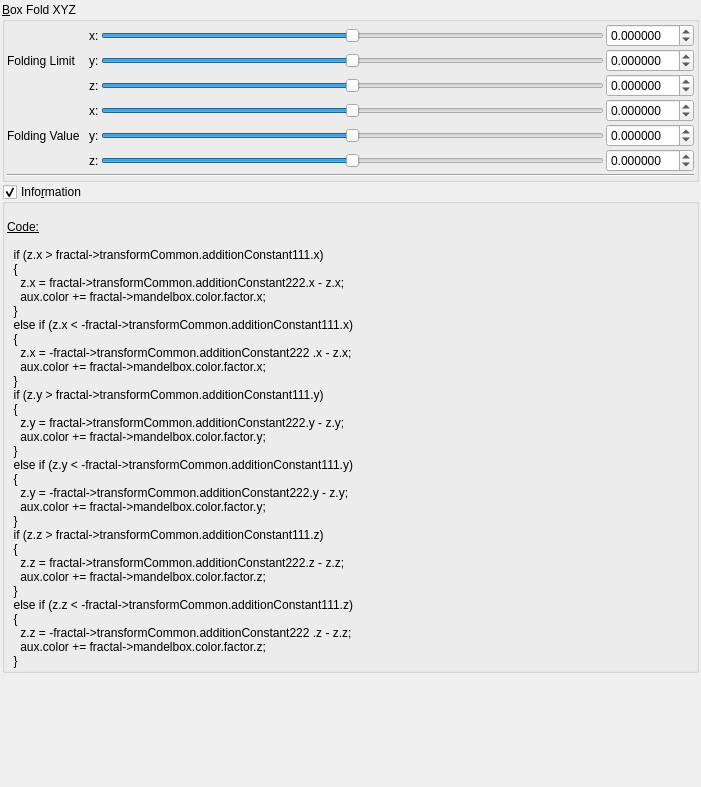
This is mandelbulber2/qt_data/fractal_transf_box_fold_XYZ.ui in buddhi1980/mandelbulber2 as Qt 5 draws it before an edit. The edited form follows.
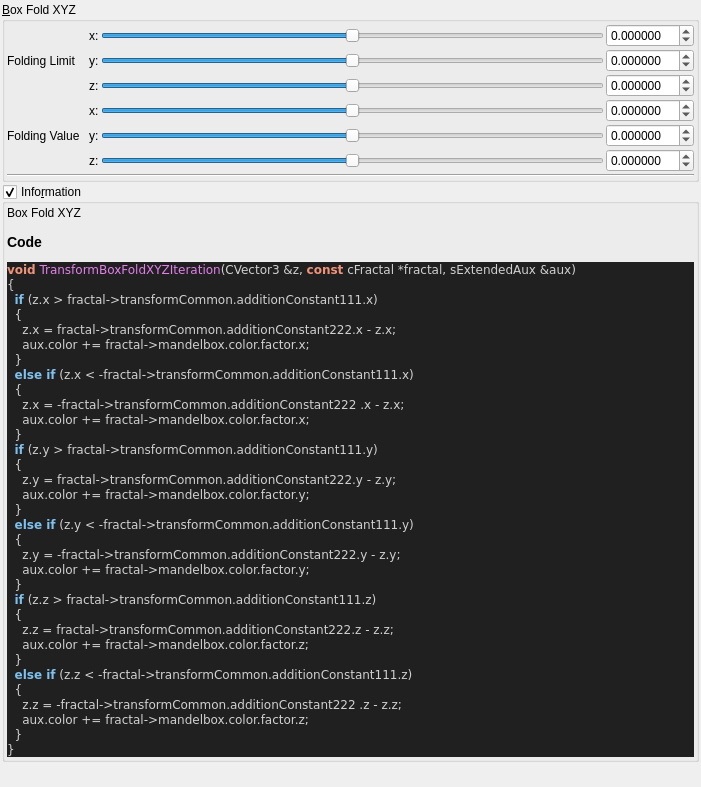
This is the edited form. Custom widgets are drawn as their Qt base class.

Commit message:
added all transforms information boxes
now all formulas can be parsed.

@buddhi do you got a reference for Xenodreambuie formula?

Diff of the .ui file:
```diff
--- a/mandelbulber2/qt_data/fractal_transf_box_fold_XYZ.ui
+++ b/mandelbulber2/qt_data/fractal_transf_box_fold_XYZ.ui
@@ -456,43 +456,54 @@
       <item>
        <widget class="QLabel" name="label_4">
         <property name="text">
-         <string>&lt;!DOCTYPE HTML PUBLIC &quot;-//W3C//DTD HTML 4.0//EN&quot; &quot;http://www.w3.org/TR/REC-html40/strict.dtd&quot;&gt;
-&lt;html&gt;&lt;head&gt;&lt;meta name=&quot;qrichtext&quot; content=&quot;1&quot; /&gt;&lt;style type=&quot;text/css&quot;&gt;
-p, li { white-space: pre-wrap; }
-&lt;/style&gt;&lt;/head&gt;&lt;body&gt;
-&lt;p style=&quot;-qt-paragraph-type:empty; margin-top:0px; margin-bottom:0px; margin-left:0px; margin-right:0px; -qt-block-indent:0; text-indent:0px;&quot;&gt;&lt;br /&gt;&lt;/p&gt;
-&lt;p style=&quot; margin-top:0px; margin-bottom:0px; margin-left:0px; margin-right:0px; -qt-block-indent:0; text-indent:0px;&quot;&gt;&lt;span style=&quot; text-decoration: underline;&quot;&gt;Code:&lt;/span&gt;&lt;/p&gt;
-&lt;p style=&quot;-qt-paragraph-type:empty; margin-top:0px; margin-bottom:0px; margin-left:0px; margin-right:0px; -qt-block-indent:0; text-indent:0px; text-decoration: underline;&quot;&gt;&lt;br /&gt;&lt;/p&gt;
-&lt;p style=&quot; margin-top:0px; margin-bottom:0px; margin-left:0px; margin-right:0px; -qt-block-indent:0; text-indent:0px;&quot;&gt;  if (z.x &amp;gt; fractal-&amp;gt;transformCommon.additionConstant111.x)&lt;/p&gt;
-&lt;p style=&quot; margin-top:0px; margin-bottom:0px; margin-left:0px; margin-right:0px; -qt-block-indent:0; text-indent:0px;&quot;&gt;  {&lt;/p&gt;
-&lt;p style=&quot; margin-top:0px; margin-bottom:0px; margin-left:0px; margin-right:0px; -qt-block-indent:0; text-indent:0px;&quot;&gt;    z.x = fractal-&amp;gt;transformCommon.additionConstant222.x - z.x;&lt;/p&gt;
-&lt;p style=&quot; margin-top:0px; margin-bottom:0px; margin-left:0px; margin-right:0px; -qt-block-indent:0; text-indent:0px;&quot;&gt;    aux.color += fractal-&amp;gt;mandelbox.color.factor.x;&lt;/p&gt;
-&lt;p style=&quot; margin-top:0px; margin-bottom:0px; margin-left:0px; margin-right:0px; -qt-block-indent:0; text-indent:0px;&quot;&gt;  }&lt;/p&gt;
-&lt;p style=&quot; margin-top:0px; margin-bottom:0px; margin-left:0px; margin-right:0px; -qt-block-indent:0; text-indent:0px;&quot;&gt;  else if (z.x &amp;lt; -fractal-&amp;gt;transformCommon.additionConstant111.x)&lt;/p&gt;
-&lt;p style=&quot; margin-top:0px; margin-bottom:0px; margin-left:0px; margin-right:0px; -qt-block-indent:0; text-indent:0px;&quot;&gt;  {&lt;/p&gt;
-&lt;p style=&quot; margin-top:0px; margin-bottom:0px; margin-left:0px; margin-right:0px; -qt-block-indent:0; text-indent:0px;&quot;&gt;    z.x = -fractal-&amp;gt;transformCommon.additionConstant222 .x - z.x;&lt;/p&gt;
-&lt;p style=&quot; margin-top:0px; margin-bottom:0px; margin-left:0px; margin-right:0px; -qt-block-indent:0; text-indent:0px;&quot;&gt;    aux.color += fractal-&amp;gt;mandelbox.color.factor.x;&lt;/p&gt;
-&lt;p style=&quot; margin-top:0px; margin-bottom:0px; margin-left:0px; margin-right:0px; -qt-block-indent:0; text-indent:0px;&quot;&gt;  }&lt;/p&gt;
-&lt;p style=&quot; margin-top:0px; margin-bottom:0px; margin-left:0px; margin-right:0px; -qt-block-indent:0; text-indent:0px;&quot;&gt;  if (z.y &amp;gt; fractal-&amp;gt;transformCommon.additionConstant111.y)&lt;/p&gt;
-&lt;p style=&quot; margin-top:0px; margin-bottom:0px; margin-left:0px; margin-right:0px; -qt-block-indent:0; text-indent:0px;&quot;&gt;  {&lt;/p&gt;
-&lt;p style=&quot; margin-top:0px; margin-bottom:0px; margin-left:0px; margin-right:0px; -qt-block-indent:0; text-indent:0px;&quot;&gt;    z.y = fractal-&amp;gt;transformCommon.additionConstant222.y - z.y;&lt;/p&gt;
-&lt;p style=&quot; margin-top:0px; margin-bottom:0px; margin-left:0px; margin-right:0px; -qt-block-indent:0; text-indent:0px;&quot;&gt;    aux.color += fractal-&amp;gt;mandelbox.color.factor.y;&lt;/p&gt;
-&lt;p style=&quot; margin-top:0px; margin-bottom:0px; margin-left:0px; margin-right:0px; -qt-block-indent:0; text-indent:0px;&quot;&gt;  }&lt;/p&gt;
-&lt;p style=&quot; margin-top:0px; margin-bottom:0px; margin-left:0px; margin-right:0px; -qt-block-indent:0; text-indent:0px;&quot;&gt;  else if (z.y &amp;lt; -fractal-&amp;gt;transformCommon.additionConstant111.y)&lt;/p&gt;
-&lt;p style=&quot; margin-top:0px; margin-bottom:0px; margin-left:0px; margin-right:0px; -qt-block-indent:0; text-indent:0px;&quot;&gt;  {&lt;/p&gt;
-&lt;p style=&quot; margin-top:0px; margin-bottom:0px; margin-left:0px; margin-right:0px; -qt-block-indent:0; text-indent:0px;&quot;&gt;    z.y = -fractal-&amp;gt;transformCommon.additionConstant222.y - z.y;&lt;/p&gt;
-&lt;p style=&quot; margin-top:0px; margin-bottom:0px; margin-left:0px; margin-right:0px; -qt-block-indent:0; text-indent:0px;&quot;&gt;    aux.color += fractal-&amp;gt;mandelbox.color.factor.y;&lt;/p&gt;
-&lt;p style=&quot; margin-top:0px; margin-bottom:0px; margin-left:0px; margin-right:0px; -qt-block-indent:0; text-indent:0px;&quot;&gt;  }&lt;/p&gt;
-&lt;p style=&quot; margin-top:0px; margin-bottom:0px; margin-left:0px; margin-right:0px; -qt-block-indent:0; text-indent:0px;&quot;&gt;  if (z.z &amp;gt; fractal-&amp;gt;transformCommon.additionConstant111.z)&lt;/p&gt;
-&lt;p style=&quot; margin-top:0px; margin-bottom:0px; margin-left:0px; margin-right:0px; -qt-block-indent:0; text-indent:0px;&quot;&gt;  {&lt;/p&gt;
-&lt;p style=&quot; margin-top:0px; margin-bottom:0px; margin-left:0px; margin-right:0px; -qt-block-indent:0; text-indent:0px;&quot;&gt;    z.z = fractal-&amp;gt;transformCommon.additionConstant222.z - z.z;&lt;/p&gt;
-&lt;p style=&quot; margin-top:0px; margin-bottom:0px; margin-left:0px; margin-right:0px; -qt-block-indent:0; text-indent:0px;&quot;&gt;    aux.color += fractal-&amp;gt;mandelbox.color.factor.z;&lt;/p&gt;
-&lt;p style=&quot; margin-top:0px; margin-bottom:0px; margin-left:0px; margin-right:0px; -qt-block-indent:0; text-indent:0px;&quot;&gt;  }&lt;/p&gt;
-&lt;p style=&quot; margin-top:0px; margin-bottom:0px; margin-left:0px; margin-right:0px; -qt-block-indent:0; text-indent:0px;&quot;&gt;  else if (z.z &amp;lt; -fractal-&amp;gt;transformCommon.additionConstant111.z)&lt;/p&gt;
-&lt;p style=&quot; margin-top:0px; margin-bottom:0px; margin-left:0px; margin-right:0px; -qt-block-indent:0; text-indent:0px;&quot;&gt;  {&lt;/p&gt;
-&lt;p style=&quot; margin-top:0px; margin-bottom:0px; margin-left:0px; margin-right:0px; -qt-block-indent:0; text-indent:0px;&quot;&gt;    z.z = -fractal-&amp;gt;transformCommon.additionConstant222 .z - z.z;&lt;/p&gt;
-&lt;p style=&quot; margin-top:0px; margin-bottom:0px; margin-left:0px; margin-right:0px; -qt-block-indent:0; text-indent:0px;&quot;&gt;    aux.color += fractal-&amp;gt;mandelbox.color.factor.z;&lt;/p&gt;
-&lt;p style=&quot; margin-top:0px; margin-bottom:0px; margin-left:0px; margin-right:0px; -qt-block-indent:0; text-indent:0px;&quot;&gt;  }&lt;/p&gt;&lt;/body&gt;&lt;/html&gt;</string>
+         <string>&lt;p&gt;Box Fold XYZ&lt;/p&gt;&lt;table&gt;
+&lt;/table&gt;
+&lt;h3&gt;Code&lt;/h3&gt;
+&lt;!DOCTYPE HTML PUBLIC &quot;-//W3C//DTD HTML 4.0 Transitional//EN&quot;&gt;
+&lt;html&gt;
+&lt;head&gt;
+&lt;meta http-equiv=&quot;content-type&quot; content=&quot;text/html; charset=ISO-8859-1&quot;&gt;
+&lt;title&gt;Source file&lt;/title&gt;
+&lt;/head&gt;
+&lt;body style=&quot;background-color:#202020&quot;&gt;
+&lt;pre style=&quot;color:#d0d0d0; background-color:#202020;  font-family:'Courier New';&quot;&gt;&lt;span style=&quot;color:#f09479; font-weight:bold&quot;&gt;void&lt;/span&gt; &lt;span style=&quot;color:#e47eed&quot;&gt;TransformBoxFoldXYZIteration&lt;/span&gt;&lt;span style=&quot;color:#d0d0d0&quot;&gt;(&lt;/span&gt;CVector3 &lt;span style=&quot;color:#d0d0d0&quot;&gt;&amp;amp;&lt;/span&gt;z&lt;span style=&quot;color:#d0d0d0&quot;&gt;,&lt;/span&gt; &lt;span style=&quot;color:#f09479; font-weight:bold&quot;&gt;const&lt;/span&gt; cFractal &lt;span style=&quot;color:#d0d0d0&quot;&gt;*&lt;/span&gt;fractal&lt;span style=&quot;color:#d0d0d0&quot;&gt;,&lt;/span&gt; sExtendedAux &lt;span style=&quot;color:#d0d0d0&quot;&gt;&amp;amp;&lt;/span&gt;aux&lt;span style=&quot;color:#d0d0d0&quot;&gt;)&lt;/span&gt;
+&lt;span style=&quot;color:#d0d0d0&quot;&gt;{&lt;/span&gt;
+  &lt;span style=&quot;color:#7ec0ee; font-weight:bold&quot;&gt;if&lt;/span&gt; &lt;span style=&quot;color:#d0d0d0&quot;&gt;(&lt;/span&gt;z&lt;span style=&quot;color:#d0d0d0&quot;&gt;.&lt;/span&gt;x &lt;span style=&quot;color:#d0d0d0&quot;&gt;&amp;gt;&lt;/span&gt; fractal&lt;span style=&quot;color:#d0d0d0&quot;&gt;-&amp;gt;&lt;/span&gt;transformCommon&lt;span style=&quot;color:#d0d0d0&quot;&gt;.&lt;/span&gt;additionConstant111&lt;span style=&quot;color:#d0d0d0&quot;&gt;.&lt;/span&gt;x&lt;span style=&quot;color:#d0d0d0&quot;&gt;)&lt;/span&gt;
+  &lt;span style=&quot;color:#d0d0d0&quot;&gt;{&lt;/span&gt;
+    z&lt;span style=&quot;color:#d0d0d0&quot;&gt;.&lt;/span&gt;x &lt;span style=&quot;color:#d0d0d0&quot;&gt;=&lt;/span&gt; fractal&lt;span style=&quot;color:#d0d0d0&quot;&gt;-&amp;gt;&lt;/span&gt;transformCommon&lt;span style=&quot;color:#d0d0d0&quot;&gt;.&lt;/span&gt;additionConstant222&lt;span style=&quot;color:#d0d0d0&quot;&gt;.&lt;/span&gt;x &lt;span style=&quot;color:#d0d0d0&quot;&gt;-&lt;/span&gt; z&lt;span style=&quot;color:#d0d0d0&quot;&gt;.&lt;/span&gt;x&lt;span style=&quot;color:#d0d0d0&quot;&gt;;&lt;/span&gt;
+    aux&lt;span style=&quot;color:#d0d0d0&quot;&gt;.&lt;/span&gt;color &lt;span style=&quot;color:#d0d0d0&quot;&gt;+=&lt;/span&gt; fractal&lt;span style=&quot;color:#d0d0d0&quot;&gt;-&amp;gt;&lt;/span&gt;mandelbox&lt;span style=&quot;color:#d0d0d0&quot;&gt;.&lt;/span&gt;color&lt;span style=&quot;color:#d0d0d0&quot;&gt;.&lt;/span&gt;factor&lt;span style=&quot;color:#d0d0d0&quot;&gt;.&lt;/span&gt;x&lt;span style=&quot;color:#d0d0d0&quot;&gt;;&lt;/span&gt;
+  &lt;span style=&quot;color:#d0d0d0&quot;&gt;}&lt;/span&gt;
+  &lt;span style=&quot;color:#7ec0ee; font-weight:bold&quot;&gt;else if&lt;/span&gt; &lt;span style=&quot;color:#d0d0d0&quot;&gt;(&lt;/span&gt;z&lt;span style=&quot;color:#d0d0d0&quot;&gt;.&lt;/span&gt;x &lt;span style=&quot;color:#d0d0d0&quot;&gt;&amp;lt; -&lt;/span&gt;fractal&lt;span style=&quot;color:#d0d0d0&quot;&gt;-&amp;gt;&lt;/span&gt;transformCommon&lt;span style=&quot;color:#d0d0d0&quot;&gt;.&lt;/span&gt;additionConstant111&lt;span style=&quot;color:#d0d0d0&quot;&gt;.&lt;/span&gt;x&lt;span style=&quot;color:#d0d0d0&quot;&gt;)&lt;/span&gt;
+  &lt;span style=&quot;color:#d0d0d0&quot;&gt;{&lt;/span&gt;
+    z&lt;span style=&quot;color:#d0d0d0&quot;&gt;.&lt;/span&gt;x &lt;span style=&quot;color:#d0d0d0&quot;&gt;= -&lt;/span&gt;fractal&lt;span style=&quot;color:#d0d0d0&quot;&gt;-&amp;gt;&lt;/span&gt;transformCommon&lt;span style=&quot;color:#d0d0d0&quot;&gt;.&lt;/span&gt;additionConstant222 &lt;span style=&quot;color:#d0d0d0&quot;&gt;.&lt;/span&gt;x &lt;span style=&quot;color:#d0d0d0&quot;&gt;-&lt;/span&gt; z&lt;span style=&quot;color:#d0d0d0&quot;&gt;.&lt;/span&gt;x&lt;span style=&quot;color:#d0d0d0&quot;&gt;;&lt;/span&gt;
+    aux&lt;span style=&quot;color:#d0d0d0&quot;&gt;.&lt;/span&gt;color &lt;span style=&quot;color:#d0d0d0&quot;&gt;+=&lt;/span&gt; fractal&lt;span style=&quot;color:#d0d0d0&quot;&gt;-&amp;gt;&lt;/span&gt;mandelbox&lt;span style=&quot;color:#d0d0d0&quot;&gt;.&lt;/span&gt;color&lt;span style=&quot;color:#d0d0d0&quot;&gt;.&lt;/span&gt;factor&lt;span style=&quot;color:#d0d0d0&quot;&gt;.&lt;/span&gt;x&lt;span style=&quot;color:#d0d0d0&quot;&gt;;&lt;/span&gt;
+  &lt;span style=&quot;color:#d0d0d0&quot;&gt;}&lt;/span&gt;
+  &lt;span style=&quot;color:#7ec0ee; font-weight:bold&quot;&gt;if&lt;/span&gt; &lt;span style=&quot;color:#d0d0d0&quot;&gt;(&lt;/span&gt;z&lt;span style=&quot;color:#d0d0d0&quot;&gt;.&lt;/span&gt;y &lt;span style=&quot;color:#d0d0d0&quot;&gt;&amp;gt;&lt;/span&gt; fractal&lt;span style=&quot;color:#d0d0d0&quot;&gt;-&amp;gt;&lt;/span&gt;transformCommon&lt;span style=&quot;color:#d0d0d0&quot;&gt;.&lt;/span&gt;additionConstant111&lt;span style=&quot;color:#d0d0d0&quot;&gt;.&lt;/span&gt;y&lt;span style=&quot;color:#d0d0d0&quot;&gt;)&lt;/span&gt;
+  &lt;span style=&quot;color:#d0d0d0&quot;&gt;{&lt;/span&gt;
+    z&lt;span style=&quot;color:#d0d0d0&quot;&gt;.&lt;/span&gt;y &lt;span style=&quot;color:#d0d0d0&quot;&gt;=&lt;/span&gt; fractal&lt;span style=&quot;color:#d0d0d0&quot;&gt;-&amp;gt;&lt;/span&gt;transformCommon&lt;span style=&quot;color:#d0d0d0&quot;&gt;.&lt;/span&gt;additionConstant222&lt;span style=&quot;color:#d0d0d0&quot;&gt;.&lt;/span&gt;y &lt;span style=&quot;color:#d0d0d0&quot;&gt;-&lt;/span&gt; z&lt;span style=&quot;color:#d0d0d0&quot;&gt;.&lt;/span&gt;y&lt;span style=&quot;color:#d0d0d0&quot;&gt;;&lt;/span&gt;
+    aux&lt;span style=&quot;color:#d0d0d0&quot;&gt;.&lt;/span&gt;color &lt;span style=&quot;color:#d0d0d0&quot;&gt;+=&lt;/span&gt; fractal&lt;span style=&quot;color:#d0d0d0&quot;&gt;-&amp;gt;&lt;/span&gt;mandelbox&lt;span style=&quot;color:#d0d0d0&quot;&gt;.&lt;/span&gt;color&lt;span style=&quot;color:#d0d0d0&quot;&gt;.&lt;/span&gt;factor&lt;span style=&quot;color:#d0d0d0&quot;&gt;.&lt;/span&gt;y&lt;span style=&quot;color:#d0d0d0&quot;&gt;;&lt;/span&gt;
+  &lt;span style=&quot;color:#d0d0d0&quot;&gt;}&lt;/span&gt;
+  &lt;span style=&quot;color:#7ec0ee; font-weight:bold&quot;&gt;else if&lt;/span&gt; &lt;span style=&quot;color:#d0d0d0&quot;&gt;(&lt;/span&gt;z&lt;span style=&quot;color:#d0d0d0&quot;&gt;.&lt;/span&gt;y &lt;span style=&quot;color:#d0d0d0&quot;&gt;&amp;lt; -&lt;/span&gt;fractal&lt;span style=&quot;color:#d0d0d0&quot;&gt;-&amp;gt;&lt;/span&gt;transformCommon&lt;span style=&quot;color:#d0d0d0&quot;&gt;.&lt;/span&gt;additionConstant111&lt;span style=&quot;color:#d0d0d0&quot;&gt;.&lt;/span&gt;y&lt;span style=&quot;color:#d0d0d0&quot;&gt;)&lt;/span&gt;
+  &lt;span style=&quot;color:#d0d0d0&quot;&gt;{&lt;/span&gt;
+    z&lt;span style=&quot;color:#d0d0d0&quot;&gt;.&lt;/span&gt;y &lt;span style=&quot;color:#d0d0d0&quot;&gt;= -&lt;/span&gt;fractal&lt;span style=&quot;color:#d0d0d0&quot;&gt;-&amp;gt;&lt;/span&gt;transformCommon&lt;span style=&quot;color:#d0d0d0&quot;&gt;.&lt;/span&gt;additionConstant222&lt;span style=&quot;color:#d0d0d0&quot;&gt;.&lt;/span&gt;y &lt;span style=&quot;color:#d0d0d0&quot;&gt;-&lt;/span&gt; z&lt;span style=&quot;color:#d0d0d0&quot;&gt;.&lt;/span&gt;y&lt;span style=&quot;color:#d0d0d0&quot;&gt;;&lt;/span&gt;
+    aux&lt;span style=&quot;color:#d0d0d0&quot;&gt;.&lt;/span&gt;color &lt;span style=&quot;color:#d0d0d0&quot;&gt;+=&lt;/span&gt; fractal&lt;span style=&quot;color:#d0d0d0&quot;&gt;-&amp;gt;&lt;/span&gt;mandelbox&lt;span style=&quot;color:#d0d0d0&quot;&gt;.&lt;/span&gt;color&lt;span style=&quot;color:#d0d0d0&quot;&gt;.&lt;/span&gt;factor&lt;span style=&quot;color:#d0d0d0&quot;&gt;.&lt;/span&gt;y&lt;span style=&quot;color:#d0d0d0&quot;&gt;;&lt;/span&gt;
+  &lt;span style=&quot;color:#d0d0d0&quot;&gt;}&lt;/span&gt;
+  &lt;span style=&quot;color:#7ec0ee; font-weight:bold&quot;&gt;if&lt;/span&gt; &lt;span style=&quot;color:#d0d0d0&quot;&gt;(&lt;/span&gt;z&lt;span style=&quot;color:#d0d0d0&quot;&gt;.&lt;/span&gt;z &lt;span style=&quot;color:#d0d0d0&quot;&gt;&amp;gt;&lt;/span&gt; fractal&lt;span style=&quot;color:#d0d0d0&quot;&gt;-&amp;gt;&lt;/span&gt;transformCommon&lt;span style=&quot;color:#d0d0d0&quot;&gt;.&lt;/span&gt;additionConstant111&lt;span style=&quot;color:#d0d0d0&quot;&gt;.&lt;/span&gt;z&lt;span style=&quot;color:#d0d0d0&quot;&gt;)&lt;/span&gt;
+  &lt;span style=&quot;color:#d0d0d0&quot;&gt;{&lt;/span&gt;
+    z&lt;span style=&quot;color:#d0d0d0&quot;&gt;.&lt;/span&gt;z &lt;span style=&quot;color:#d0d0d0&quot;&gt;=&lt;/span&gt; fractal&lt;span style=&quot;color:#d0d0d0&quot;&gt;-&amp;gt;&lt;/span&gt;transformCommon&lt;span style=&quot;color:#d0d0d0&quot;&gt;.&lt;/span&gt;additionConstant222&lt;span style=&quot;color:#d0d0d0&quot;&gt;.&lt;/span&gt;z &lt;span style=&quot;color:#d0d0d0&quot;&gt;-&lt;/span&gt; z&lt;span style=&quot;color:#d0d0d0&quot;&gt;.&lt;/span&gt;z&lt;span style=&quot;color:#d0d0d0&quot;&gt;;&lt;/span&gt;
+    aux&lt;span style=&quot;color:#d0d0d0&quot;&gt;.&lt;/span&gt;color &lt;span style=&quot;color:#d0d0d0&quot;&gt;+=&lt;/span&gt; fractal&lt;span style=&quot;color:#d0d0d0&quot;&gt;-&amp;gt;&lt;/span&gt;mandelbox&lt;span style=&quot;color:#d0d0d0&quot;&gt;.&lt;/span&gt;color&lt;span style=&quot;color:#d0d0d0&quot;&gt;.&lt;/span&gt;factor&lt;span style=&quot;color:#d0d0d0&quot;&gt;.&lt;/span&gt;z&lt;span style=&quot;color:#d0d0d0&quot;&gt;;&lt;/span&gt;
+  &lt;span style=&quot;color:#d0d0d0&quot;&gt;}&lt;/span&gt;
+  &lt;span style=&quot;color:#7ec0ee; font-weight:bold&quot;&gt;else if&lt;/span&gt; &lt;span style=&quot;color:#d0d0d0&quot;&gt;(&lt;/span&gt;z&lt;span style=&quot;color:#d0d0d0&quot;&gt;.&lt;/span&gt;z &lt;span style=&quot;color:#d0d0d0&quot;&gt;&amp;lt; -&lt;/span&gt;fractal&lt;span style=&quot;color:#d0d0d0&quot;&gt;-&amp;gt;&lt;/span&gt;transformCommon&lt;span style=&quot;color:#d0d0d0&quot;&gt;.&lt;/span&gt;additionConstant111&lt;span style=&quot;color:#d0d0d0&quot;&gt;.&lt;/span&gt;z&lt;span style=&quot;color:#d0d0d0&quot;&gt;)&lt;/span&gt;
+  &lt;span style=&quot;color:#d0d0d0&quot;&gt;{&lt;/span&gt;
+    z&lt;span style=&quot;color:#d0d0d0&quot;&gt;.&lt;/span&gt;z &lt;span style=&quot;color:#d0d0d0&quot;&gt;= -&lt;/span&gt;fractal&lt;span style=&quot;color:#d0d0d0&quot;&gt;-&amp;gt;&lt;/span&gt;transformCommon&lt;span style=&quot;color:#d0d0d0&quot;&gt;.&lt;/span&gt;additionConstant222 &lt;span style=&quot;color:#d0d0d0&quot;&gt;.&lt;/span&gt;z &lt;span style=&quot;color:#d0d0d0&quot;&gt;-&lt;/span&gt; z&lt;span style=&quot;color:#d0d0d0&quot;&gt;.&lt;/span&gt;z&lt;span style=&quot;color:#d0d0d0&quot;&gt;;&lt;/span&gt;
+    aux&lt;span style=&quot;color:#d0d0d0&quot;&gt;.&lt;/span&gt;color &lt;span style=&quot;color:#d0d0d0&quot;&gt;+=&lt;/span&gt; fractal&lt;span style=&quot;color:#d0d0d0&quot;&gt;-&amp;gt;&lt;/span&gt;mandelbox&lt;span style=&quot;color:#d0d0d0&quot;&gt;.&lt;/span&gt;color&lt;span style=&quot;color:#d0d0d0&quot;&gt;.&lt;/span&gt;factor&lt;span style=&quot;color:#d0d0d0&quot;&gt;.&lt;/span&gt;z&lt;span style=&quot;color:#d0d0d0&quot;&gt;;&lt;/span&gt;
+  &lt;span style=&quot;color:#d0d0d0&quot;&gt;}&lt;/span&gt;
+&lt;span style=&quot;color:#d0d0d0&quot;&gt;}&lt;/span&gt;
+&lt;/pre&gt;
+&lt;/body&gt;
+&lt;/html&gt;
+&lt;!--HTML generated by highlight 3.9, http://www.andre-simon.de/--&gt;
+</string>
         </property>
         <property name="wordWrap">
          <bool>true</bool>
```
Left out of the diff: 2 changed lines with no effect on the pictures. The commit also changes 75 other files.
